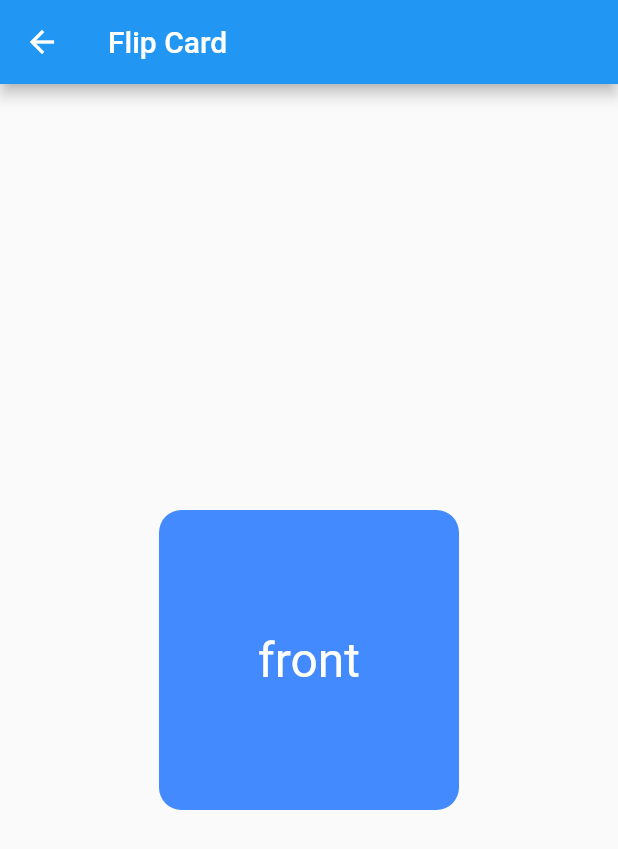
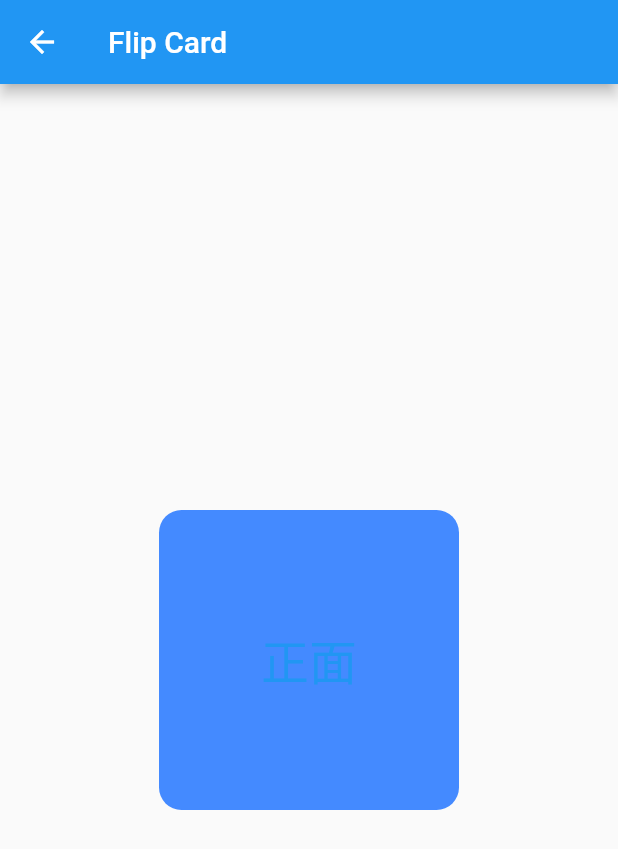
Before and after one commit to im-ling/flutter_game, a Flutter app: the FlipCardPage screen opened by its route, on a phone screen of 412 x 824 dp. Shown: the top 849 px of the screen. Run offline on Flutter 3.47's test engine with Material 2 defaults, Android fonts, the phone set to English and light mode, and no system bars.

Commit message:
feat: flip card 单卡片UI

```diff
--- a/lib/flip_card.dart
+++ b/lib/flip_card.dart
@@ -1,5 +1,3 @@
-import 'dart:math';
-
 import 'package:flutter/material.dart';
 
 class FlipCardPage extends StatefulWidget {
@@ -55,7 +53,29 @@ class _FlipCardState extends State<FlipCard> {
       child: AnimatedSwitcher(
         duration: const Duration(milliseconds: 500),
         child: isFront
-            ? Container(
+            ? const MyCard(
+                str: "正面",
+                color: Colors.blue,
+              )
+            : const MyCard(str: "背面", color: Colors.green),
+      ),
+    );
+  }
+}
+
+class MyCard extends StatelessWidget {
+  const MyCard({
+    super.key,
+    required this.str,
+    required this.color,
+  });
+
+  final String str;
+  final Color color;
+
+  @override
+  Widget build(BuildContext context) {
+    return Container(
       width: 200,
       height: 200,
       alignment: Alignment.center,
@@ -65,26 +85,9 @@ class _FlipCardState extends State<FlipCard> {
           Radius.circular(15),
         ),
       ),
-                child: const Text(
-                  "front",
-                  style: TextStyle(color: Colors.white, fontSize: 32),
-                ),
-              )
-            : Container(
-                width: 200,
-                height: 200,
-                alignment: Alignment.center,
-                decoration: const BoxDecoration(
-                  color: Colors.greenAccent,
-                  borderRadius: BorderRadius.all(
-                    Radius.circular(15),
-                  ),
-                ),
-                child: const Text(
-                  "back",
-                  style: TextStyle(color: Colors.white, fontSize: 32),
-                ),
-              ),
+      child: Text(
+        str,
+        style: TextStyle(color: color, fontSize: 32),
       ),
     );
   }
```
Lines whose indentation alone changed are shown as unchanged.
